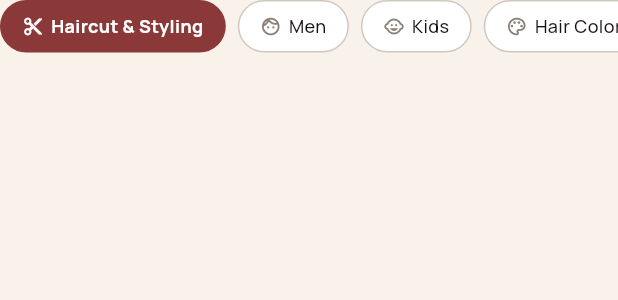
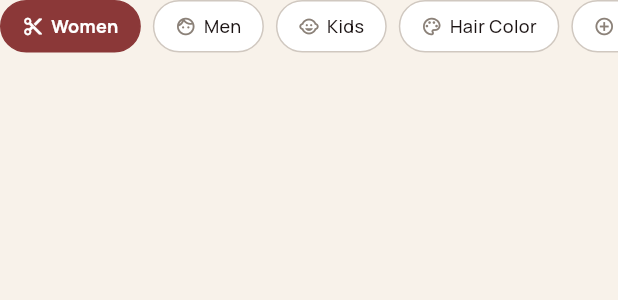
Before and after one commit to DwellerD/MyMobileHairStylist, a Flutter app: the _CategoryPillsBar widget shown alone on an empty page, opened directly with empty values, on a phone screen of 412 x 824 dp. Shown: the top 300 px of the screen. Run offline on Flutter 3.47's test engine with Material 3 defaults, Android fonts, the phone set to English and light mode, and no system bars; our stand-ins replace file_picker, flutter_riverpod, go_router, google_fonts, shared_preferences, supabase_flutter; missing offline and left inert: flutter_stripe; accounts and stored records are empty.

Commit message:
Reorder service categories and fix booking continue button overflow

```diff
--- a/lib/features/customer/booking/presentation/screens/service_selection_screen.dart
+++ b/lib/features/customer/booking/presentation/screens/service_selection_screen.dart
@@ -383,12 +383,21 @@ class _CategoryPillsBar extends StatelessWidget {
 
   @override
   Widget build(BuildContext context) {
+    const categoryOrder = <BookingServiceCategory>[
+      BookingServiceCategory.women,
+      BookingServiceCategory.men,
+      BookingServiceCategory.kids,
+      BookingServiceCategory.hairColor,
+      BookingServiceCategory.addOns,
+      BookingServiceCategory.specialEventWedding,
+    ];
+
     return SingleChildScrollView(
       scrollDirection: Axis.horizontal,
       clipBehavior: Clip.none,
       child: Row(
         children: [
-          for (final cat in BookingServiceCategory.values) ...[
+          for (final cat in categoryOrder) ...[
             _CategoryPill(
               icon: _categoryIcon(cat),
               label: _displayLabel(cat),
@@ -796,17 +805,17 @@ class _EmptyCategory extends StatelessWidget {
 String _displayLabel(BookingServiceCategory cat) {
   switch (cat) {
     case BookingServiceCategory.women:
-      return 'Haircut & Styling';
-    case BookingServiceCategory.hairColor:
-      return 'Hair Color';
+      return 'Women';
     case BookingServiceCategory.men:
       return 'Men';
     case BookingServiceCategory.kids:
       return 'Kids';
+    case BookingServiceCategory.hairColor:
+      return 'Hair Color';
     case BookingServiceCategory.addOns:
-      return 'Add-Ons';
+      return 'Add-ons';
     case BookingServiceCategory.specialEventWedding:
-      return 'Special Event / Wedding';
+      return 'Wedding / Special Events';
   }
 }
 
```
Also changed, not shown: lib/features/customer/booking/domain/booking_service_catalog.dart (+8 -18 lines), lib/features/customer/booking/presentation/widgets/booking_step_scaffold.dart (+10 -3 lines).
